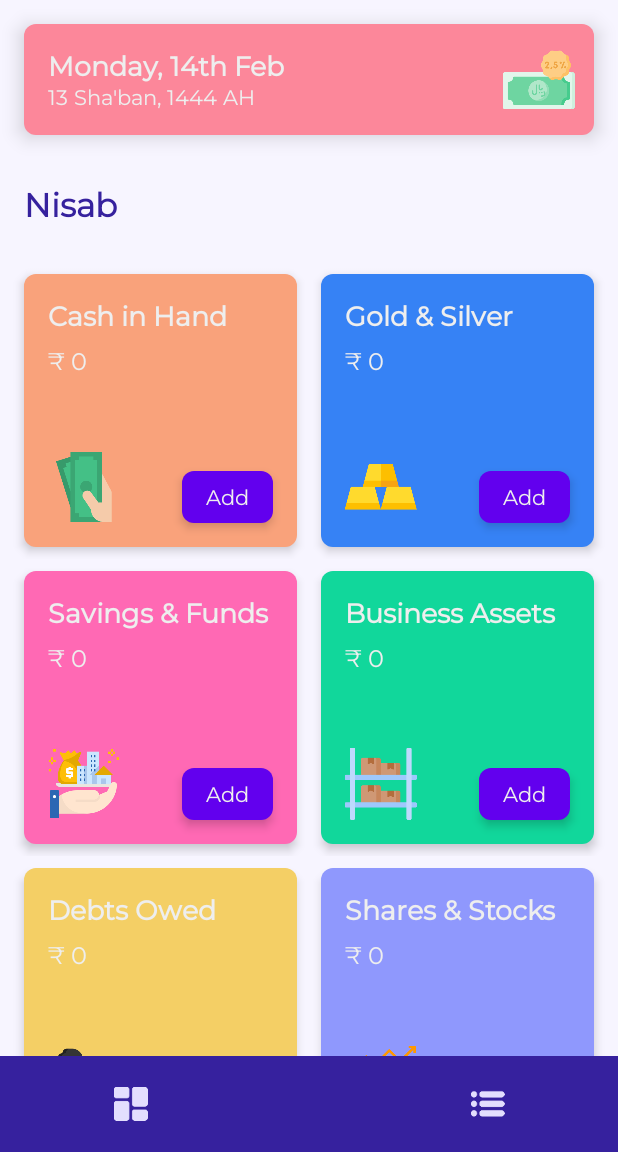
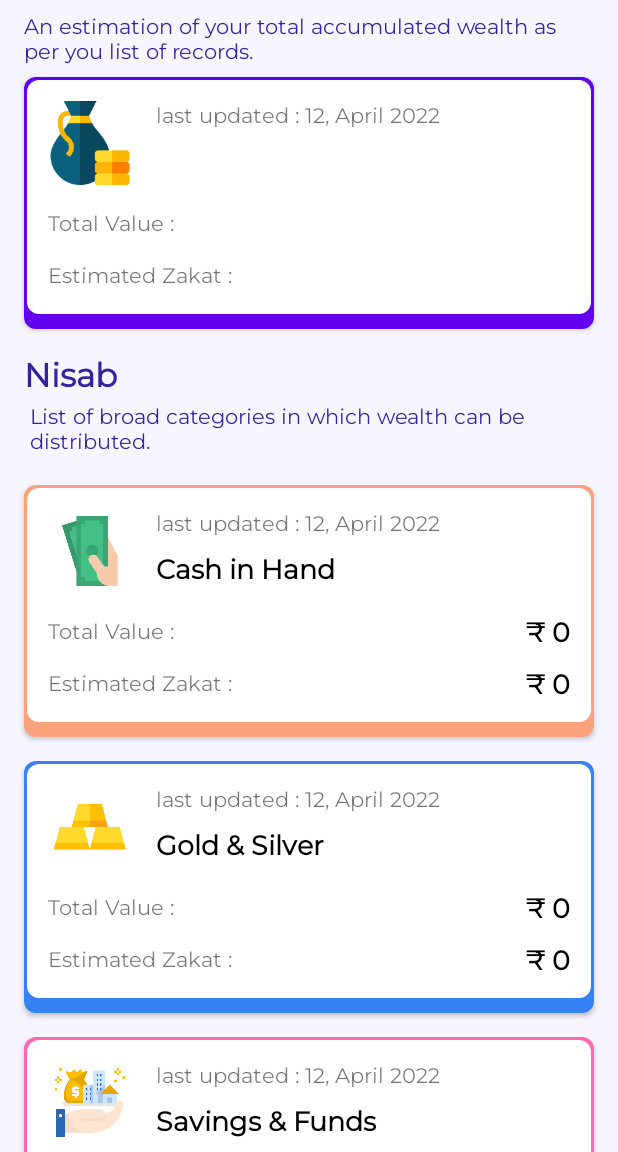
Before and after one commit to fazal88/Zakat-Nisab, an Android app built with Jetpack Compose: the screen it shows after launch (MainActivity), on a phone screen of 412 x 824 dp, the part 84-1236 px from its top. Run offline under Robolectric (Android 15) with nearby library versions, the phone set to English and light mode, and no system bars; our stand-ins replace data binding; libraries missing offline, so code that uses them is left out: com.google.firebase.remoteconfig; network calls fail; pictures from the network do not load; 6 statements that could not run were skipped.

Commit message:
added new layout

```diff
--- a/app/src/main/java/com/androidvoyage/zakat/model/Features.kt
+++ b/app/src/main/java/com/androidvoyage/zakat/model/Features.kt
@@ -63,7 +63,7 @@ object Features {
                 R.drawable.ic_asset
             }
             else -> {
-                R.drawable.ic_zakat
+                R.drawable.ic_nisab
             }
         }
     }
--- a/app/src/main/java/com/androidvoyage/zakat/screens/main/MainActivity.kt
+++ b/app/src/main/java/com/androidvoyage/zakat/screens/main/MainActivity.kt
@@ -36,7 +36,7 @@ class MainActivity : AppCompatActivity() {
         binding.vm = viewModel
         binding.lifecycleOwner = this
 
-        binding.ivBtnDashboard.onClickWithAnimation {
+        /*binding.ivBtnDashboard.onClickWithAnimation {
             if (navController.currentDestination?.id != R.id.dashboardFragment) {
                 onBackPressed()
             }
@@ -52,19 +52,19 @@ class MainActivity : AppCompatActivity() {
             if (navController.currentDestination?.id != R.id.editFragment) {
                 navController.navigate(R.id.editFragment)
             }
-        }
+        }*/
 
     }
 
     fun hideNavBottom(isNavVisible : Boolean, isFabVisible : Boolean = false){
-        if (binding.llBottomNav.visibility != View.VISIBLE && isNavVisible
+        /*if (binding.llBottomNav.visibility != View.VISIBLE && isNavVisible
             || binding.llBottomNav.visibility == View.VISIBLE && !isNavVisible) {
             visibleSlide(binding.llBottomNav, isNavVisible)
         }
         if (binding.llFab.visibility != View.VISIBLE && isFabVisible
             || binding.llFab.visibility == View.VISIBLE && !isFabVisible) {
             visibleSlide(binding.llFab, isFabVisible)
-        }
+        }*/
     }
 
     val navController: NavController by lazy {
--- a/app/src/main/res/layout/activity_main.xml
+++ b/app/src/main/res/layout/activity_main.xml
@@ -14,7 +14,7 @@
         android:background="@color/primaryLightBackColor">
 
 
-        <LinearLayout
+        <!--<LinearLayout
             android:id="@+id/ll_bottom_nav"
             android:layout_width="0dp"
             android:layout_height="64dp"
@@ -75,7 +75,7 @@
                 android:elevation="4dp"
                 android:scaleType="centerInside"
                 android:src="@drawable/ic_add" />
-        </LinearLayout>
+        </LinearLayout>-->
 
         <androidx.fragment.app.FragmentContainerView
             android:id="@+id/mainNavHostFragment"
@@ -83,7 +83,7 @@
             android:layout_width="0dp"
             android:layout_height="0dp"
             app:defaultNavHost="true"
-            app:layout_constraintBottom_toTopOf="@+id/ll_bottom_nav"
+            app:layout_constraintBottom_toBottomOf="parent"
             app:layout_constraintEnd_toEndOf="parent"
             app:layout_constraintHorizontal_bias="0.5"
             app:layout_constraintStart_toStartOf="parent"
--- a/app/src/main/res/layout/dashboard_fragment.xml
+++ b/app/src/main/res/layout/dashboard_fragment.xml
@@ -41,88 +41,72 @@
             app:layout_constraintTop_toTopOf="@+id/tv_title_dashboard"
             app:tint="@color/primaryDarkColor" />
 
-        <LinearLayout
-            android:id="@+id/ll_date"
+        <androidx.core.widget.NestedScrollView
             android:layout_width="0dp"
-            android:layout_height="wrap_content"
-            android:layout_margin="16dp"
-            android:background="@drawable/back_rect_round_8dp"
-            android:elevation="8dp"
-            android:orientation="vertical"
-            android:paddingHorizontal="16dp"
-            android:paddingVertical="16dp"
+            android:layout_height="0dp"
+            app:layout_constraintBottom_toBottomOf="parent"
             app:layout_constraintEnd_toEndOf="parent"
-            app:layout_constraintHorizontal_bias="0.5"
             app:layout_constraintStart_toStartOf="parent"
             app:layout_constraintTop_toBottomOf="@+id/tv_title_dashboard">
 
-            <TextView
-                android:layout_width="wrap_content"
+            <LinearLayout
+                android:layout_width="match_parent"
                 android:layout_height="wrap_content"
-                android:fontFamily="@font/montserrat_regular"
-                android:text="Monday, 14th Feb"
-                android:textColor="@color/TextWhite"
-                android:textSize="18sp"
-                android:textStyle="bold" />
+                android:orientation="vertical">
 
                 <TextView
-                android:layout_width="wrap_content"
+                    android:id="@+id/tv_subtitle_overview"
+                    android:layout_width="match_parent"
                     android:layout_height="wrap_content"
-                android:fontFamily="@font/montserrat_light"
-                android:text="13 Sha'ban, 1444 AH"
-                android:textColor="@color/TextWhite" />
+                    android:layout_marginHorizontal="16dp"
+                    android:paddingVertical="8dp"
+                    android:text="An estimation of your total accumulated wealth as per you list of records."
+                    android:textColor="@color/primaryDarkColor"
+                    android:textSize="14sp" />
 
-        </LinearLayout>
-
-        <ImageView
-            android:layout_width="0dp"
-            android:layout_height="0dp"
-            android:elevation="8dp"
-            android:scaleType="centerInside"
-            android:src="@drawable/ic_zakat"
-            app:layout_constraintBottom_toBottomOf="@+id/ll_date"
-            app:layout_constraintDimensionRatio="1:1"
-            app:layout_constraintEnd_toEndOf="@+id/ll_date"
-            app:layout_constraintTop_toTopOf="@+id/ll_date" />
+                <include
+                    android:id="@+id/inc_overview"
+                    layout="@layout/item_dashboard"
+                    android:layout_width="match_parent"
+                    android:layout_height="wrap_content"
+                    android:layout_marginHorizontal="16dp" />
 
                 <TextView
                     android:id="@+id/tv_nisab"
                     android:layout_width="wrap_content"
                     android:layout_height="wrap_content"
+                    android:layout_marginHorizontal="16dp"
                     android:layout_marginTop="16dp"
-            android:padding="16dp"
                     android:text="Nisab"
                     android:textColor="@color/primaryDarkColor"
                     android:textSize="22sp"
-            android:textStyle="bold"
-            app:layout_constraintStart_toStartOf="parent"
-            app:layout_constraintTop_toBottomOf="@+id/ll_date" />
+                    android:textStyle="bold" />
+
+                <TextView
+                    android:id="@+id/tv_subtitle_nisab"
+                    android:layout_width="match_parent"
+                    android:layout_height="wrap_content"
+                    android:layout_marginHorizontal="16dp"
+                    android:padding="4dp"
+                    android:text="List of broad categories in which wealth can be distributed."
+                    android:textColor="@color/primaryDarkColor"
+                    android:textSize="14sp" />
 
                 <androidx.recyclerview.widget.RecyclerView
                     android:id="@+id/rv_dashboard"
-            android:layout_width="0dp"
-            android:layout_height="0dp"
+                    android:layout_width="match_parent"
+                    android:layout_height="wrap_content"
                     android:clipToPadding="false"
+                    android:nestedScrollingEnabled="false"
                     android:padding="8dp"
                     app:layoutManager="androidx.recyclerview.widget.GridLayoutManager"
-            app:layout_constraintBottom_toBottomOf="parent"
-            app:layout_constraintEnd_toEndOf="parent"
-            app:layout_constraintHorizontal_bias="0.5"
-            app:layout_constraintStart_toStartOf="parent"
-            app:layout_constraintTop_toBottomOf="@+id/tv_nisab"
-            app:spanCount="2"
+                    app:spanCount="1"
                     tools:itemCount="7"
                     tools:listitem="@layout/item_dashboard" />
 
-        <View
-            android:id="@+id/view_shadow"
-            android:layout_width="match_parent"
-            android:layout_height="16dp"
-            android:background="@drawable/back_shadow_white"
-            app:layout_constraintEnd_toEndOf="parent"
-            app:layout_constraintHorizontal_bias="0.5"
-            app:layout_constraintStart_toStartOf="parent"
-            app:layout_constraintTop_toTopOf="@+id/rv_dashboard" />
+            </LinearLayout>
+
+        </androidx.core.widget.NestedScrollView>
 
     </androidx.constraintlayout.widget.ConstraintLayout>
 </layout>
--- a/app/src/main/res/layout/item_dashboard.xml
+++ b/app/src/main/res/layout/item_dashboard.xml
@@ -1,7 +1,6 @@
 <?xml version="1.0" encoding="utf-8"?>
 <layout xmlns:android="http://schemas.android.com/apk/res/android"
-    xmlns:app="http://schemas.android.com/apk/res-auto"
-    xmlns:tools="http://schemas.android.com/tools">
+    xmlns:app="http://schemas.android.com/apk/res-auto">
 
     <data>
 
@@ -16,75 +15,137 @@
     </data>
 
     <androidx.constraintlayout.widget.ConstraintLayout
+        setColorFromKey="@{key}"
         android:layout_width="match_parent"
-        android:layout_height="wrap_content">
+        android:layout_height="wrap_content"
+        android:layout_margin="8dp"
+        android:background="@drawable/back_rect_round_8dp"
+        android:backgroundTint="@color/primaryColor"
+        android:elevation="2dp"
+        android:onClick="@{()->click.onClickFeature(key)}"
+        android:paddingBottom="8dp">
 
-        <androidx.constraintlayout.widget.ConstraintLayout
+        <View
+            android:id="@+id/view"
             android:layout_width="0dp"
             android:layout_height="0dp"
-            android:layout_margin="8dp"
+            android:layout_margin="2dp"
             android:background="@drawable/back_rect_round_8dp"
-            setColorFromKey="@{key}"
+            android:backgroundTint="@color/white"
             app:layout_constraintBottom_toBottomOf="parent"
-            android:elevation="4dp"
-            app:layout_constraintDimensionRatio="1:1"
             app:layout_constraintEnd_toEndOf="parent"
-            app:layout_constraintHorizontal_bias="0.5"
             app:layout_constraintStart_toStartOf="parent"
-            app:layout_constraintTop_toTopOf="parent"
-            android:onClick="@{()->click.onClickFeature(key)}">
+            app:layout_constraintTop_toTopOf="parent" />
+
+
+        <TextView
+            android:id="@+id/tv_timestamp"
+            android:layout_width="0dp"
+            android:layout_height="wrap_content"
+            android:layout_marginHorizontal="16dp"
+            android:text="last updated : 12, April 2022"
+            app:layout_constraintEnd_toEndOf="parent"
+            app:layout_constraintStart_toEndOf="@+id/imageView"
+            app:layout_constraintTop_toTopOf="@+id/imageView" />
+
 
         <TextView
             android:id="@+id/tv_title"
             android:layout_width="0dp"
             android:layout_height="wrap_content"
-                android:layout_margin="16dp"
+            android:layout_marginHorizontal="16dp"
+            android:layout_marginTop="4dp"
+            android:text="@{key}"
+            android:textColor="@color/black"
+            android:textSize="18sp"
             android:textStyle="bold"
-                android:text="@{key}"
-                android:textColor="@color/TextWhite"
+            app:layout_constraintBottom_toBottomOf="@+id/imageView"
+            app:layout_constraintEnd_toEndOf="parent"
+            app:layout_constraintStart_toEndOf="@+id/imageView"
+            app:layout_constraintTop_toBottomOf="@+id/tv_timestamp" />
+
+        <TextView
+            android:id="@+id/tv_label_value"
+            android:layout_width="wrap_content"
+            android:layout_height="wrap_content"
+            android:layout_marginTop="16dp"
+            android:text="Total Value : "
+            app:layout_constraintStart_toStartOf="@id/imageView"
+            app:layout_constraintTop_toBottomOf="@+id/imageView" />
+
+        <TextView
+            android:id="@+id/tv_value"
+            android:layout_width="0dp"
+            android:layout_height="wrap_content"
+            android:layout_marginHorizontal="16dp"
+            android:gravity="end"
+            android:textColor="@color/black"
             android:textSize="18sp"
+            android:textStyle="bold"
+            app:layout_constraintBottom_toBottomOf="@+id/tv_label_value"
+            app:layout_constraintEnd_toEndOf="parent"
+            app:layout_constraintStart_toEndOf="@+id/tv_label_value"
+            app:layout_constraintTop_toTopOf="@+id/tv_label_value"
+            app:setAmountFromPref="@{key}" />
+
+        <TextView
+            android:id="@+id/tv_label_zakat"
+            android:layout_width="wrap_content"
+            android:layout_height="wrap_content"
+            android:layout_marginTop="16dp"
+            android:text="Estimated Zakat : "
+            app:layout_constraintStart_toStartOf="@id/tv_label_value"
+            app:layout_constraintTop_toBottomOf="@+id/tv_label_value" />
+
+        <TextView
+            android:id="@+id/tv_zakat"
+            android:layout_width="0dp"
+            android:layout_height="wrap_content"
+            android:layout_marginHorizontal="16dp"
+            android:gravity="end"
+            android:textColor="@color/black"
+            android:textSize="18sp"
+            android:textStyle="bold"
+            app:layout_constraintBottom_toBottomOf="@+id/tv_label_zakat"
+            app:layout_constraintEnd_toEndOf="parent"
+            app:layout_constraintStart_toEndOf="@+id/tv_label_zakat"
+            app:layout_constraintTop_toTopOf="@+id/tv_label_zakat"
+            app:setAmountFromPref="@{key}" />
+
+        <Space
+            android:layout_width="0dp"
+            android:layout_height="16dp"
+            app:layout_constraintBottom_toBottomOf="parent"
             app:layout_constraintEnd_toEndOf="parent"
             app:layout_constraintStart_toStartOf="parent"
-                app:layout_constraintTop_toTopOf="parent" />
-
-            <TextView
-                android:id="@+id/tv_subtitle"
-                android:layout_width="0dp"
-                android:layout_height="wrap_content"
-                android:layout_marginTop="8dp"
-                android:textSize="16sp"
-                android:textColor="@color/TextWhite"
-                app:layout_constraintEnd_toEndOf="@+id/tv_title"
-                app:layout_constraintStart_toStartOf="@+id/tv_title"
-                app:layout_constraintTop_toBottomOf="@+id/tv_title"
-                app:setAmountFromPref="@{key}" />
+            app:layout_constraintTop_toBottomOf="@+id/tv_zakat" />
 
         <ImageView
-                android:layout_width="wrap_content"
-                android:layout_height="wrap_content"
+            android:id="@+id/imageView"
+            setIconFromKey="@{key}"
+            android:layout_width="56dp"
+            android:layout_height="56dp"
             android:layout_margin="16dp"
             android:scaleType="centerInside"
-                setIconFromKey="@{key}"
-                app:layout_constraintBottom_toBottomOf="parent"
+            android:src="@drawable/ic_nisab"
             app:layout_constraintStart_toStartOf="parent"
-                tools:src="@drawable/ic_debt" />
+            app:layout_constraintTop_toTopOf="parent" />
 
         <TextView
             android:layout_width="wrap_content"
             android:layout_height="wrap_content"
             android:layout_margin="16dp"
             android:background="@drawable/back_rect_round_4dp"
+            android:elevation="4dp"
+            android:onClick="@{()->click.onAddFeature(key)}"
             android:paddingHorizontal="16dp"
             android:paddingVertical="8dp"
             android:text="@string/str_add"
-                android:onClick="@{()->click.onAddFeature(key)}"
             android:textColor="@color/TextWhite"
-                android:elevation="4dp"
+            android:visibility="gone"
             app:layout_constraintBottom_toBottomOf="parent"
-                app:layout_constraintEnd_toEndOf="parent" />
-
-
-        </androidx.constraintlayout.widget.ConstraintLayout>
+            app:layout_constraintEnd_toEndOf="parent"
+            app:layout_constraintTop_toBottomOf="@+id/tv_value" />
 
 
     </androidx.constraintlayout.widget.ConstraintLayout>
--- a/app/src/main/res/layout/splash_fragment.xml
+++ b/app/src/main/res/layout/splash_fragment.xml
@@ -6,8 +6,9 @@
     tools:context=".screens.splash.SplashFragment">
 
     <ImageView
-        android:layout_width="match_parent"
-        android:layout_height="match_parent"
-        android:src="@mipmap/ic_launcher_foreground"/>
+        android:layout_width="128dp"
+        android:layout_height="128dp"
+        android:layout_gravity="center"
+        android:src="@drawable/ic_nisab"/>
 
 </FrameLayout>
--- a/app/src/main/res/values/colors.xml
+++ b/app/src/main/res/values/colors.xml
@@ -7,7 +7,7 @@
     <color name="accentColor">#FF03DAC5</color>
     <color name="accentDarkColor">#FF018786</color>
     <color name="black">#FF000000</color>
-    <color name="white">#FFEEEEEE</color>
+    <color name="white">#FFFFFFFF</color>
 
 
     <color name="TextWhite">#eeeeee</color>
```
Also changed, not shown: app/src/main/res/drawable-hdpi/ic_nisab.png (added), app/src/main/res/drawable-mdpi/ic_nisab.png (added), app/src/main/res/drawable-xhdpi/ic_nisab.png (added), app/src/main/res/drawable-xxhdpi/ic_nisab.png (added), app/src/main/res/drawable-xxxhdpi/ic_nisab.png (added). Lines whose indentation alone changed are shown as unchanged.
